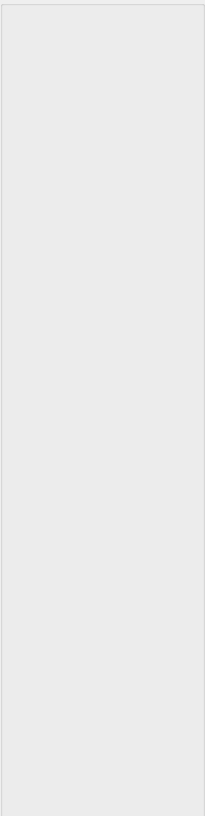
Above: UI/gbs/naviWidgets/GBSNaviProduct.ui from huangjingpei/myobs before the change. Below: the same form after it.
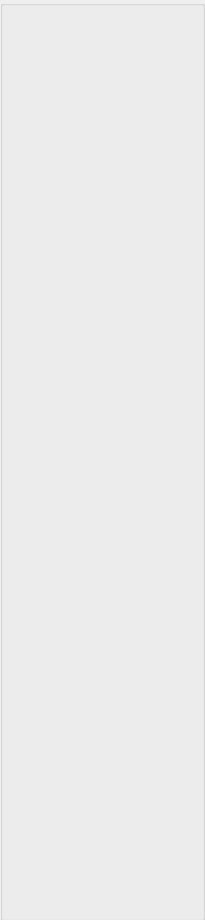
That is the form after the change.

Commit message: add hori&vert navi button style by figma.

```diff
--- a/UI/gbs/naviWidgets/GBSNaviProduct.ui
+++ b/UI/gbs/naviWidgets/GBSNaviProduct.ui
@@ -7,7 +7,7 @@
     <x>0</x>
     <y>0</y>
     <width>205</width>
-    <height>816</height>
+    <height>920</height>
    </rect>
   </property>
   <property name="windowTitle">
@@ -28,9 +28,9 @@
    <widget class="QLabel" name="lblNaviTitle">
     <property name="geometry">
      <rect>
-      <x>70</x>
+      <x>4</x>
       <y>10</y>
-      <width>65</width>
+      <width>201</width>
       <height>24</height>
      </rect>
     </property>
```
The commit also changes 22 other files.
